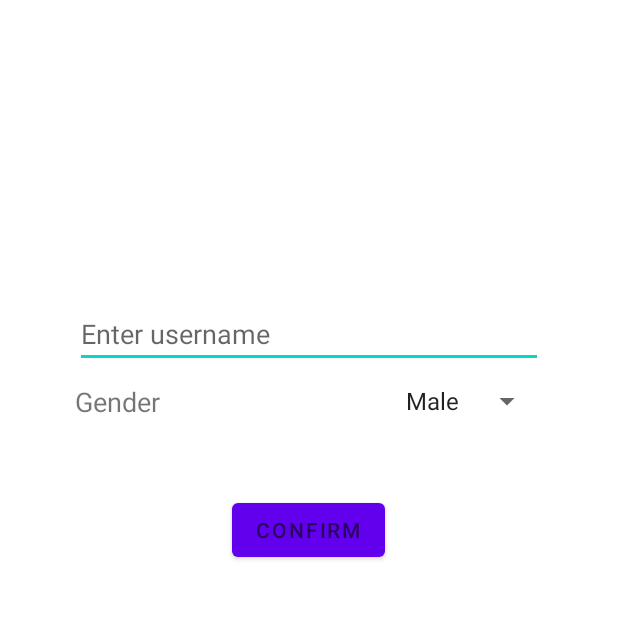
After one commit to Ac-Ayi-Kodlamaz/RadyoBilkentApp, an Android app: the fragment UpdateUserInfoFragment shown on its own in the app's theme, on a phone screen of 412 x 824 dp, the top half of it. The commit adds this screen. Run offline under Robolectric (Android 15) with nearby library versions, the phone set to English and light mode, and no system bars; our stand-ins replace Firebase (no records; nobody signed in at launch, a user with empty details on screens opened directly); 1 statement that could not run was skipped.

```diff
--- a/AdminPanel/src/main/java/com/example/adminpanel/com/example/adminpanel/MainApplication.java
+++ b/AdminPanel/src/main/java/com/example/adminpanel/com/example/adminpanel/MainApplication.java
@@ -16,7 +16,7 @@ public class MainApplication extends Application {
 
     @Override
     public void start(Stage stage) throws IOException {
-        FXMLLoader fxmlLoader = new FXMLLoader(com.example.adminpanel.MainApplication.class.getResource("mainView.fxml"));
+        FXMLLoader fxmlLoader = new FXMLLoader(com.example.adminpanel.com.example.adminpanel.MainApplication.class.getResource("mainView.fxml"));
         Scene scene = new Scene(fxmlLoader.load(), 320, 240);
         stage.setTitle("Admin Panel");
         stage.setScene(scene);
--- a/RadyoBilkentAndroid/app/src/main/java/com/example/radyobilkentandroid/RegisterWithEmailActivity.java
+++ b/RadyoBilkentAndroid/app/src/main/java/com/example/radyobilkentandroid/RegisterWithEmailActivity.java
@@ -51,7 +51,7 @@ public class RegisterWithEmailActivity extends AppCompatActivity {
                 Gender gender = Gender.valueOfLabel((String) genders.getSelectedItem());
 
                 //TODO check for email & password validity
-                user.registerUser(txtEmail, txtPassword, txtUsername, gender);
+                //user.registerUser(txtEmail, txtPassword, txtUsername, gender);
                 // TODO check success
                 startActivity(new Intent(RegisterWithEmailActivity.this, MainActivity.class));
 
--- /dev/null
+++ b/RadyoBilkentAndroid/app/src/main/java/com/example/radyobilkentandroid/UpdateUserInfoFragment.java
@@ -0,0 +1,81 @@
+package com.example.radyobilkentandroid;
+
+import android.os.Bundle;
+
+import androidx.fragment.app.Fragment;
+
+import android.view.LayoutInflater;
+import android.view.View;
+import android.view.ViewGroup;
+import android.widget.Button;
+import android.widget.EditText;
+import android.widget.Spinner;
+
+import com.google.firebase.auth.FirebaseUser;
+
+import java.io.Serializable;
+
+import data.Data;
+import model.Gender;
+
+public class UpdateUserInfoFragment extends Fragment {
+
+    private static final String MUSER_KEY = "mUser_key";
+    private static final String DATA_KEY = "data_key";
+
+    private FirebaseUser mUser;
+    private Data data;
+
+    private EditText username;
+    private Spinner genderSpinner;
+    private Button confirm;
+
+    public UpdateUserInfoFragment() {
+        // Required empty public constructor
+    }
+
+    public static UpdateUserInfoFragment newInstance(FirebaseUser mUser, Data data) {
+        UpdateUserInfoFragment fragment = new UpdateUserInfoFragment();
+        Bundle args = new Bundle();
+        args.putSerializable(MUSER_KEY, (Serializable) mUser);
+        args.putSerializable(DATA_KEY, (Serializable) data);
+        fragment.setArguments(args);
+        return fragment;
+    }
+
+    @Override
+    public void onCreate(Bundle savedInstanceState) {
+        super.onCreate(savedInstanceState);
+        if (getArguments() != null) {
+            mUser = (FirebaseUser) getArguments().getSerializable(MUSER_KEY);
+            data = (Data) getArguments().getSerializable(DATA_KEY);
+        }
+
+        username = getActivity().findViewById(R.id.username_field);
+        genderSpinner = getActivity().findViewById(R.id.gender_spinner);
+        confirm = getActivity().findViewById(R.id.confirm_button);
+
+        confirm.setOnClickListener(new View.OnClickListener() {
+            @Override
+            public void onClick(View view) {
+                String txtUsername = username.getText().toString();
+                Gender gender = Gender.valueOfLabel((String) genderSpinner.getSelectedItem());
+                if (data.getUser().updateUser(mUser, data.getDB(), txtUsername, gender)) {
+                    // TODO handle successful update and move back to the previous activity
+                }
+            }
+        });
+    }
+
+    @Override
+    public View onCreateView(LayoutInflater inflater, ViewGroup container,
+                             Bundle savedInstanceState) {
+        // Inflate the layout for this fragment
+        return inflater.inflate(R.layout.fragment_update_user_info, container, false);
+    }
+
+    private void setUser(FirebaseUser mUser) {
+        this.setUser(mUser);
+    }
+
+}
--- /dev/null
+++ b/RadyoBilkentAndroid/app/src/main/res/layout/fragment_update_user_info.xml
@@ -0,0 +1,48 @@
+<?xml version="1.0" encoding="utf-8"?>
+<RelativeLayout xmlns:android="http://schemas.android.com/apk/res/android"
+    xmlns:tools="http://schemas.android.com/tools"
+    android:layout_width="match_parent"
+    android:layout_height="match_parent"
+    tools:context=".UpdateUserInfoFragment">
+
+    <EditText
+        android:id="@+id/username_field"
+        android:layout_width="match_parent"
+        android:layout_height="wrap_content"
+        android:layout_marginHorizontal="50dp"
+        android:layout_marginTop="200dp"
+        android:hint="@string/prompt_username"/>
+
+    <TextView
+        android:id="@+id/gender_label"
+        android:layout_width="wrap_content"
+        android:layout_height="wrap_content"
+        android:layout_below="@+id/username_field"
+        android:layout_marginTop="10dp"
+        android:layout_marginStart="50dp"
+        android:text="@string/gender_label"
+        android:textSize="18dp"/>
+
+    <Spinner
+        android:id="@+id/gender_spinner"
+        android:layout_width="wrap_content"
+        android:layout_height="wrap_content"
+        android:layout_below="@+id/username_field"
+        android:layout_toEndOf="@+id/gender_label"
+        android:layout_alignParentEnd="true"
+        android:layout_marginEnd="50dp"
+        android:layout_marginTop="10dp"
+        android:entries="@array/genders"
+        android:spinnerMode="dropdown"
+        android:textAlignment="textEnd" />
+
+    <Button
+        android:id="@+id/confirm_button"
+        android:layout_width="wrap_content"
+        android:layout_height="wrap_content"
+        android:layout_below="@+id/gender_spinner"
+        android:layout_marginTop="50dp"
+        android:layout_centerHorizontal="true"
+        android:hint="@string/confirm_text" />
+
+</RelativeLayout>
--- a/RadyoBilkentAndroid/app/src/main/res/values/strings.xml
+++ b/RadyoBilkentAndroid/app/src/main/res/values/strings.xml
@@ -3,11 +3,18 @@
     <string name="prompt_email">Enter email</string>
     <string name="prompt_username">Enter username</string>
     <string name="prompt_password">Enter password</string>
+    <string name="prompt_password_confirm">Enter password again</string>
+    <string name="login_text">LOG IN</string>
     <string name="register_text">SIGN IN</string>
+    <string name="gender_label">Gender</string>
     <string-array name="genders">
         <item>Male</item>
         <item>Female</item>
         <item>Non-binary</item>
         <item>Do not wish to disclose</item>
     </string-array>
+    <string name="confirm_text">CONFIRM</string>
+    <!-- TODO: Remove or change this placeholder text -->
+    <string name="hello_blank_fragment">Hello blank fragment</string>
+    <string name="or">or</string>
 </resources>
```
Also changed, not shown: RadyoBilkentAndroid/app/build.gradle (+9 -1 lines), RadyoBilkentAndroid/app/src/main/AndroidManifest.xml (+7 -0 lines), RadyoBilkentAndroid/app/src/main/java/com/example/radyobilkentandroid/LoginFragment.java (added, +54 -0 lines), RadyoBilkentAndroid/app/src/main/java/com/example/radyobilkentandroid/RegisterActivity.java (added, +14 -0 lines), RadyoBilkentAndroid/app/src/main/java/com/example/radyobilkentandroid/SignInFragment.java (added, +198 -0 lines), RadyoBilkentAndroid/app/src/main/java/com/example/radyobilkentandroid/UpdateUserInfoActivity.java (added, +14 -0 lines), RadyoBilkentAndroid/app/src/main/java/data/Data.java (added, +37 -0 lines), RadyoBilkentAndroid/app/src/main/java/model/User.java (+19 -37 lines), RadyoBilkentAndroid/app/src/main/res/layout/activity_register.xml (added, +27 -0 lines), RadyoBilkentAndroid/app/src/main/res/layout/activity_update_user_info.xml (added, +9 -0 lines), RadyoBilkentAndroid/app/src/main/res/layout/fragment_login.xml (added, +69 -0 lines), RadyoBilkentAndroid/app/src/main/res/layout/fragment_sign_in.xml (added, +79 -0 lines), RadyoBilkentAndroid/app/src/main/res/drawable/radyo_bilkent_logo.png (added).
